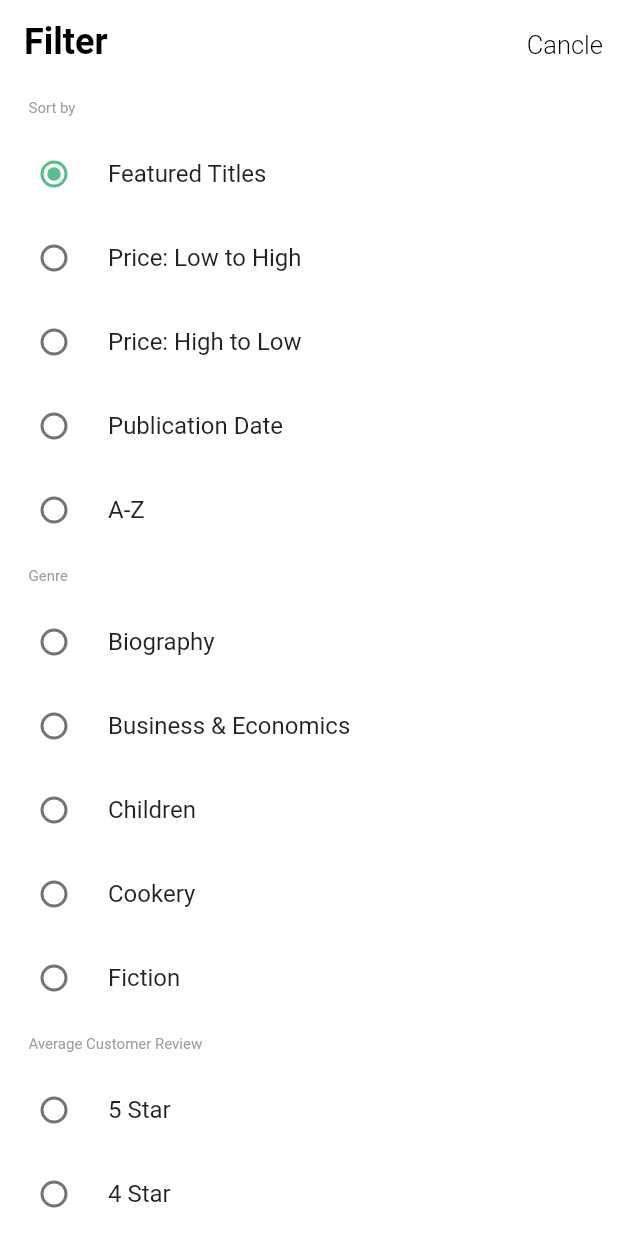
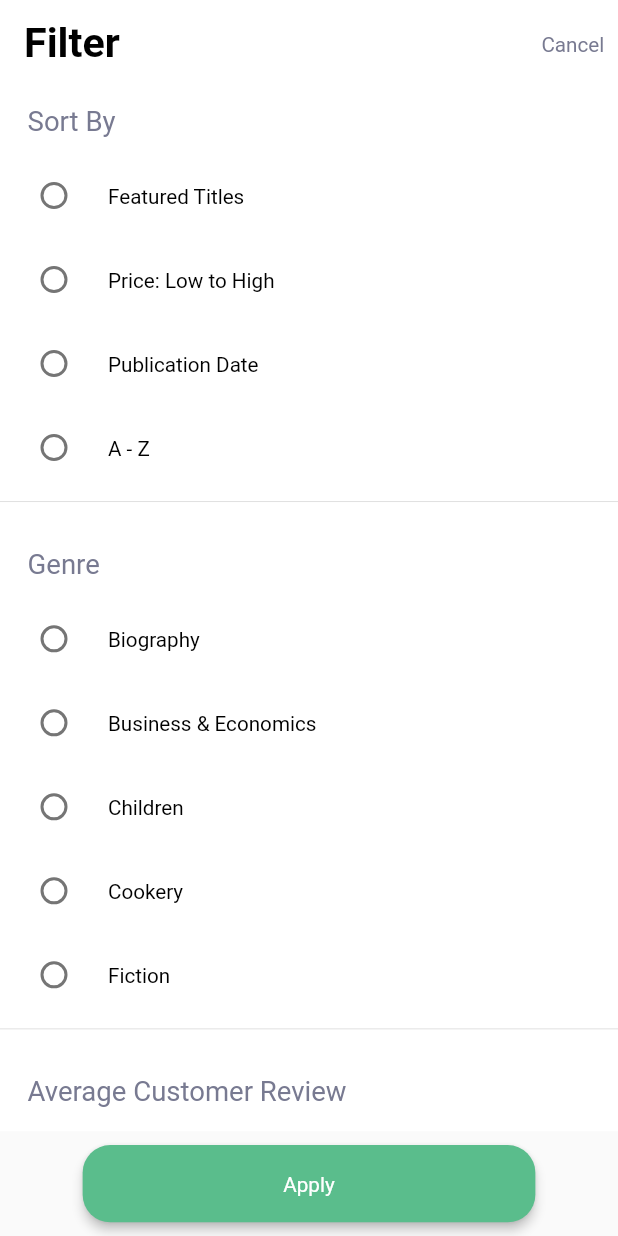
Before and after one commit to Rafezlyn97/Book_Store, a Flutter app: the FilterPage screen opened directly, on a phone screen of 412 x 824 dp. Run offline on Flutter 3.47's test engine with Material 2 defaults, Android fonts, the light colour scheme and no system bars; our stand-ins replace carousel_slider, get, smooth_page_indicator, smooth_star_rating_null_safety.

Commit message:
sort and filter update

```diff
--- a/lib/main.dart
+++ b/lib/main.dart
@@ -1,6 +1,7 @@
 import 'package:flutter/material.dart';
 import 'package:flutter_application_1/constant/color.dart';
 import 'package:flutter_application_1/page/home.dart';
+import 'package:flutter_application_1/widget/filter_page.dart';
 import 'package:get/get.dart';
 
 void main() {
@@ -24,7 +25,7 @@ class MyApp extends StatelessWidget {
         scaffoldBackgroundColor: Colors.white,
         iconTheme: IconThemeData(color: AppColor.mainColor),
       ),
-      home: const HomePage(),
+      home: const FilterPage(),
     );
   }
 }
--- /dev/null
+++ b/lib/model/avg_review_model.dart
@@ -0,0 +1,10 @@
+class ReviewFilter {
+  static List<String> reviewFilter = [
+    "5 Stars",
+    "4 Stars",
+    "3 Stars",
+    "2 Stars",
+    "1 Stars",
+    "0 Stars",
+  ];
+}
--- /dev/null
+++ b/lib/model/genre_filter_model.dart
@@ -0,0 +1,9 @@
+class GenreFilter {
+  static List<String> genreFilter = [
+    "Biography",
+    "Business & Economics",
+    "Children",
+    "Cookery",
+    "Fiction",
+  ];
+}
--- /dev/null
+++ b/lib/model/sort_model.dart
@@ -0,0 +1,8 @@
+class SortFilter {
+  static List<String> sortFilter = [
+    "Featured Titles",
+    "Price: Low to High",
+    "Publication Date",
+    "A - Z"
+  ];
+}
--- a/lib/page/search.dart
+++ b/lib/page/search.dart
@@ -35,10 +35,10 @@ class _SearchPageState extends State<SearchPage> {
           ),
           GestureDetector(
             onTap: () {
-              Navigator.pushReplacement(
-                context,
-                MaterialPageRoute(builder: (context) => const FilterPage()),
-              );
+              // Navigator.pushReplacement(
+              //   context,
+              //   MaterialPageRoute(builder: (context) => const FilterPage()),
+              // );
             },
             child: const Icon(
               Icons.sort,
--- a/lib/widget/filter_page.dart
+++ b/lib/widget/filter_page.dart
@@ -1,6 +1,13 @@
 import 'package:flutter/material.dart';
 import 'package:flutter_application_1/constant/color.dart';
-import 'package:flutter_application_1/page/search.dart';
+import 'package:flutter_application_1/constant/dimension.dart';
+import 'package:flutter_application_1/model/avg_review_model.dart';
+import 'package:flutter_application_1/model/genre_filter_model.dart';
+import 'package:flutter_application_1/model/sort_model.dart';
+import 'package:flutter_application_1/widget/big_text.dart';
+import 'package:flutter_application_1/widget/rounded_button.dart';
+import 'package:flutter_application_1/widget/small_text.dart';
+import 'package:get/get.dart';
 
 class FilterPage extends StatefulWidget {
   const FilterPage({Key? key}) : super(key: key);
@@ -10,35 +17,35 @@ class FilterPage extends StatefulWidget {
 }
 
 class _FilterPageState extends State<FilterPage> {
-  int selectedValue = 0;
+  List sortFilter = SortFilter.sortFilter;
+  List genreFilter = GenreFilter.genreFilter;
+  List reviewFilter = ReviewFilter.reviewFilter;
+  int? groupValue;
+  int? reviewValue;
+  int? genreValue;
   @override
   Widget build(BuildContext context) {
     return Scaffold(
       appBar: AppBar(
         elevation: 0,
         backgroundColor: Colors.white,
-        title: Text(
-          'Filter',
-          style: TextStyle(
-            color: Colors.black,
-            fontSize: 24,
+        title: BigText(
+          text: "Filter",
           fontWeight: FontWeight.bold,
-          ),
         ),
         actions: [
           Padding(
-            padding: EdgeInsets.only(top: 20.0, right: 10.0),
+            padding: EdgeInsets.only(
+                top: Dimension.height20, right: Dimension.height10),
             child: GestureDetector(
               onTap: () {
-                Navigator.pop(context);
+                // Navigator.push(
+                //     context,
+                //     MaterialPageRoute(
+                //         builder: (context) => const SearchPage()));
               },
-              child: Text(
-                'Cancle',
-                style: TextStyle(
-                  color: Colors.black,
-                  fontSize: 17,
-                  fontWeight: FontWeight.w300,
-                ),
+              child: SmallText(
+                text: "Cancel",
               ),
             ),
           ),
@@ -49,216 +56,111 @@ class _FilterPageState extends State<FilterPage> {
           crossAxisAlignment: CrossAxisAlignment.start,
           children: [
             Padding(
-              padding:
-                  const EdgeInsets.symmetric(horizontal: 19.0, vertical: 10.0),
-              child: Text(
-                'Sort by',
-                style: TextStyle(
-                  fontSize: 10,
-                  color: Colors.grey,
+                padding: EdgeInsets.symmetric(
+                    horizontal: Dimension.height20,
+                    vertical: Dimension.height10),
+                child: SmallText(
+                  text: "Sort By",
+                  size: Dimension.font20,
+                )),
+            ListView.builder(
+              shrinkWrap: true,
+              itemCount: sortFilter.length,
+              itemBuilder: (context, index) {
+                return RadioListTile(
+                  activeColor: AppColor.mainColor,
+                  title: SmallText(
+                    text: sortFilter.elementAt(index),
+                    align: TextAlign.left,
+                    color: Colors.black,
                   ),
-              ),
-            ),
-            Column(
-              children: [
-                RadioListTile(
-                  value: 0,
-                  activeColor: AppColor.mainColor,
-                  title: Text('Featured Titles'),
-                  groupValue: selectedValue,
-                  onChanged: (value) {
+                  value: index,
+                  groupValue: groupValue,
+                  onChanged: (val) {
                     setState(() {
-                      selectedValue = 0;
+                      groupValue = val as int;
                     });
                   },
+                );
+              },
             ),
-                RadioListTile(
-                  value: 1,
+            const Divider(),
+            SizedBox(
+              height: Dimension.height10,
+            ),
+            Padding(
+                padding: EdgeInsets.symmetric(
+                    horizontal: Dimension.height20,
+                    vertical: Dimension.height10),
+                child: SmallText(
+                  text: "Genre",
+                  size: Dimension.font20,
+                )),
+            ListView.builder(
+              shrinkWrap: true,
+              itemCount: genreFilter.length,
+              itemBuilder: (context, index) {
+                return RadioListTile(
                   activeColor: AppColor.mainColor,
-                  title: Text('Price: Low to High'),
-                  groupValue: selectedValue,
-                  onChanged: (value) {
+                  title: SmallText(
+                    text: genreFilter.elementAt(index),
+                    align: TextAlign.left,
+                    color: Colors.black,
+                  ),
+                  value: index,
+                  groupValue: genreValue,
+                  onChanged: (val) {
                     setState(() {
-                      selectedValue = 1;
+                      genreValue = val as int;
                     });
                   },
+                );
+              },
             ),
-                RadioListTile(
-                  value: 2,
+            const Divider(),
+            SizedBox(
+              height: Dimension.height10,
+            ),
+            Padding(
+                padding: EdgeInsets.symmetric(
+                    horizontal: Dimension.height20,
+                    vertical: Dimension.height10),
+                child: SmallText(
+                  text: "Average Customer Review",
+                  size: Dimension.font20,
+                )),
+            ListView.builder(
+              shrinkWrap: true,
+              itemCount: reviewFilter.length,
+              itemBuilder: (context, index) {
+                return RadioListTile(
                   activeColor: AppColor.mainColor,
-                  title: Text('Price: High to Low'),
-                  groupValue: selectedValue,
-                  onChanged: (value) {
+                  title: SmallText(
+                    text: reviewFilter.elementAt(index),
+                    align: TextAlign.left,
+                    color: Colors.black,
+                  ),
+                  value: index,
+                  groupValue: reviewValue,
+                  onChanged: (val) {
                     setState(() {
-                      selectedValue = 2;
+                      reviewValue = val as int;
                     });
                   },
-                ),
-                RadioListTile(
-                  value: 3,
-                  activeColor: AppColor.mainColor,
-                  title: Text('Publication Date'),
-                  groupValue: selectedValue,
-                  onChanged: (value) {
-                    setState(() {
-                      selectedValue = 3;
-                    });
+                );
               },
             ),
-                RadioListTile(
-                  value: 4,
-                  activeColor: AppColor.mainColor,
-                  title: Text('A-Z'),
-                  groupValue: selectedValue,
-                  onChanged: (value) {
-                    setState(() {
-                      selectedValue = 4;
-                    });
-                  },
+            SizedBox(
+              height: Dimension.height100,
             ),
           ],
         ),
-            Padding(
-              padding:
-                  const EdgeInsets.symmetric(horizontal: 19.0, vertical: 10.0),
-              child: Text(
-                'Genre',
-                style: TextStyle(
-                  fontSize: 10,
-                  color: Colors.grey,
       ),
-              ),
-            ),
-            Column(
-              children: [
-                RadioListTile(
-                  value: 5,
-                  activeColor: AppColor.mainColor,
-                  title: Text('Biography'),
-                  groupValue: selectedValue,
-                  onChanged: (value) {
-                    setState(() {
-                      selectedValue = 5;
-                    });
-                  },
-                ),
-                RadioListTile(
-                  value: 6,
-                  activeColor: AppColor.mainColor,
-                  title: Text('Business & Economics'),
-                  groupValue: selectedValue,
-                  onChanged: (value) {
-                    setState(() {
-                      selectedValue = 6;
-                    });
-                  },
-                ),
-                RadioListTile(
-                  value: 7,
-                  activeColor: AppColor.mainColor,
-                  title: Text('Children'),
-                  groupValue: selectedValue,
-                  onChanged: (value) {
-                    setState(() {
-                      selectedValue = 7;
-                    });
-                  },
-                ),
-                RadioListTile(
-                  value: 8,
-                  activeColor: AppColor.mainColor,
-                  title: Text('Cookery'),
-                  groupValue: selectedValue,
-                  onChanged: (value) {
-                    setState(() {
-                      selectedValue = 8;
-                    });
-                  },
-                ),
-                RadioListTile(
-                  value: 9,
-                  activeColor: AppColor.mainColor,
-                  title: Text('Fiction'),
-                  groupValue: selectedValue,
-                  onChanged: (value) {
-                    setState(() {
-                      selectedValue = 9;
-                    });
-                  },
-                ),
-              ],
-            ),
-            Padding(
-              padding:
-                  const EdgeInsets.symmetric(horizontal: 19.0, vertical: 10.0),
-              child: Text(
-                'Average Customer Review',
-                style: TextStyle(
-                  fontSize: 10,
-                  color: Colors.grey,
-                ),
-              ),
-            ),
-            Column(
-              children: [
-                RadioListTile(
-                  value: 10,
-                  activeColor: AppColor.mainColor,
-                  title: Text('5 Star'),
-                  groupValue: selectedValue,
-                  onChanged: (value) {
-                    setState(() {
-                      selectedValue = 10;
-                    });
-                  },
-                ),
-                RadioListTile(
-                  value: 11,
-                  activeColor: AppColor.mainColor,
-                  title: Text('4 Star'),
-                  groupValue: selectedValue,
-                  onChanged: (value) {
-                    setState(() {
-                      selectedValue = 12;
-                    });
-                  },
-                ),
-                RadioListTile(
-                  value: 13,
-                  activeColor: AppColor.mainColor,
-                  title: Text('3 Star'),
-                  groupValue: selectedValue,
-                  onChanged: (value) {
-                    setState(() {
-                      selectedValue = 13;
-                    });
-                  },
-                ),
-                RadioListTile(
-                  value: 14,
-                  activeColor: AppColor.mainColor,
-                  title: Text('2 Star'),
-                  groupValue: selectedValue,
-                  onChanged: (value) {
-                    setState(() {
-                      selectedValue = 14;
-                    });
-                  },
-                ),
-                RadioListTile(
-                  value: 15,
-                  activeColor: AppColor.mainColor,
-                  title: Text('0-1 Star'),
-                  groupValue: selectedValue,
-                  onChanged: (value) {
-                    setState(() {
-                      selectedValue = 15;
-                    });
-                  },
-                ),
-              ],
-            ),
-          ],
+      bottomSheet: Padding(
+        padding: EdgeInsets.symmetric(horizontal: Dimension.height50),
+        child: RoundedButton(
+          onPress: () {},
+          text: "Apply",
         ),
       ),
     );
```
Lines whose indentation alone changed are shown as unchanged.
